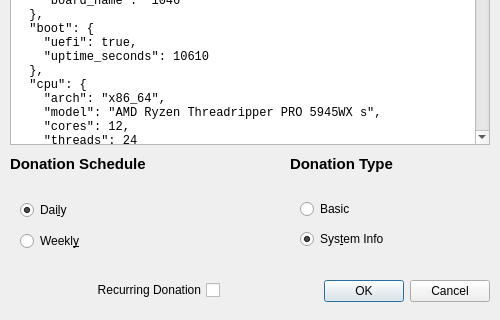
Old version of the form prototype-2.ui in the repository fhdk/mdd; both pictures show x 0 to 500 and y 245 to 565 of the 500 by 565 pixel window.
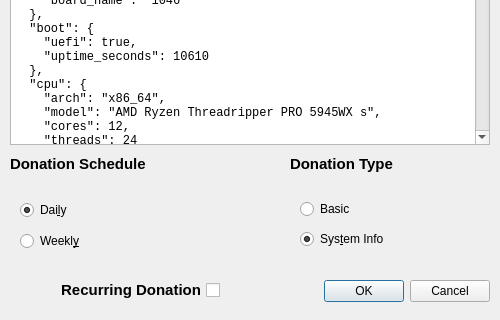
New version of the form.

Commit message:
Refactor GUI imports and improve initial setup
Replace individual PySide6 imports with a conditional block to handle missing GUI dependencies. Adjust widget layouts and initial configurations to simplify and improve the GUI setup process. Add a check for the first run to fetch device data during acceptance.

```diff
--- a/prototype-2.ui
+++ b/prototype-2.ui
@@ -257,6 +257,12 @@
      <height>30</height>
     </rect>
    </property>
+   <property name="font">
+    <font>
+     <pointsize>11</pointsize>
+     <bold>true</bold>
+    </font>
+   </property>
    <property name="layoutDirection">
     <enum>Qt::LayoutDirection::RightToLeft</enum>
    </property>
```
The commit also changes 2 other files.
